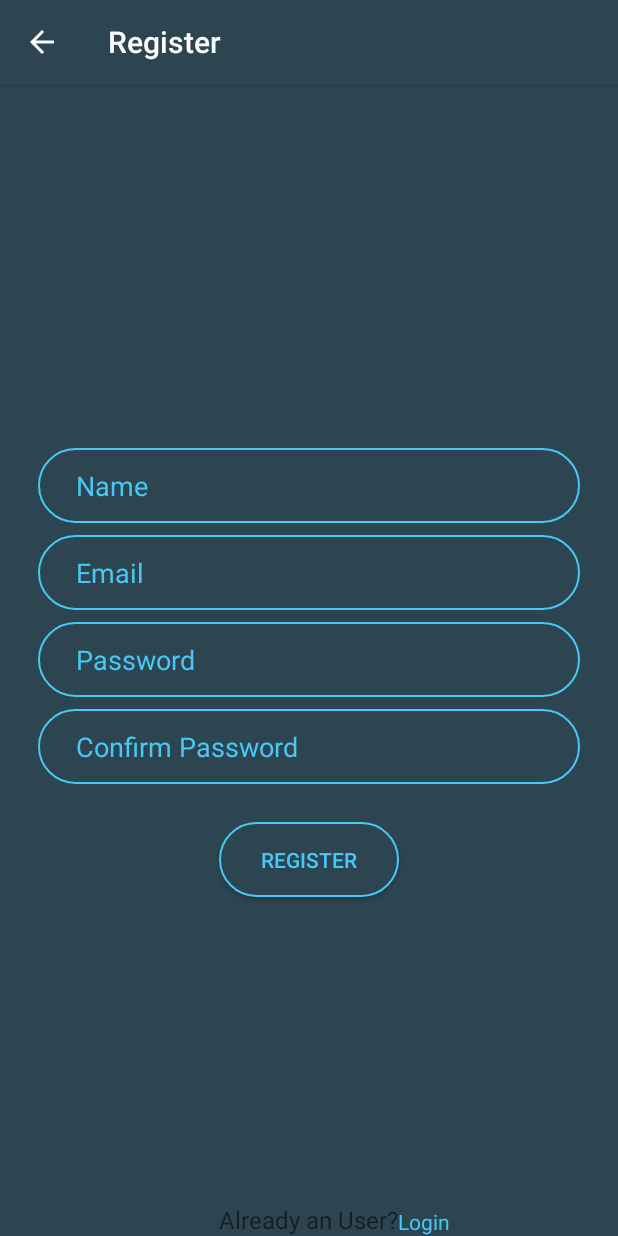
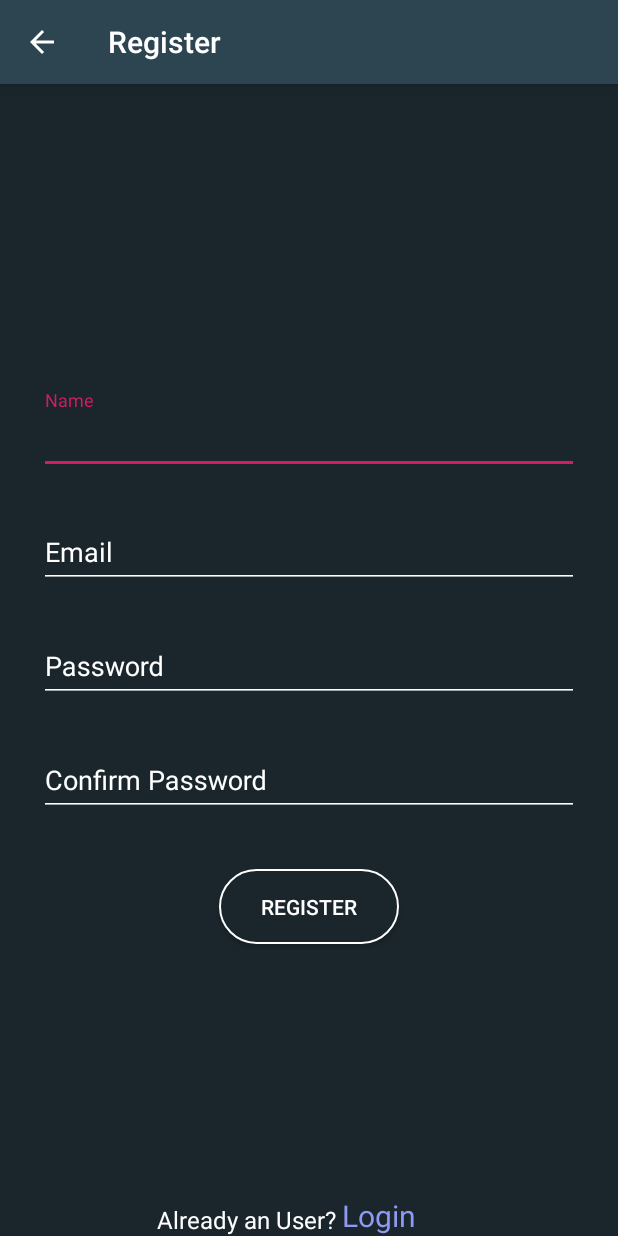
Before and after one commit to crowded-geek/Music-Player, an Android app: the RegisterActivity screen opened directly, with no data from a screen before it, on a phone screen of 412 x 824 dp. Run offline under Robolectric (Android 15) with nearby library versions, the phone set to English and light mode, and no system bars; our stand-ins replace Firebase (no records; nobody signed in at launch, a user with empty details on screens opened directly).

Commit message:
now working

```diff
--- a/app/src/main/res/drawable/background_edit.xml
+++ b/app/src/main/res/drawable/background_edit.xml
@@ -1,7 +1,7 @@
 <?xml version="1.0" encoding="utf-8"?>
 <shape xmlns:android="http://schemas.android.com/apk/res/android" android:shape="rectangle" >
     <corners android:radius="100dp" />
-    <solid android:color="#2D4551" />
+    <solid android:color="#1A262C" />
     <size android:width="120dp" android:height="50dp" />
-    <stroke android:width="1dp" android:color="#48C8F5" />
+    <stroke android:width="1dp" android:color="#fff" />
 </shape>
--- a/app/src/main/res/layout/activity_register.xml
+++ b/app/src/main/res/layout/activity_register.xml
@@ -4,74 +4,94 @@
     xmlns:tools="http://schemas.android.com/tools"
     android:layout_width="match_parent"
     android:layout_height="match_parent"
-    android:background="#2D4551"
+    android:background="#1A262C"
     tools:context=".RegisterActivity">
 
-    <EditText
+    <android.support.design.widget.TextInputLayout
         android:layout_width="match_parent"
-        android:layout_height="wrap_content"
-        android:hint="Name"
-        android:layout_marginLeft="25dp"
-        android:layout_marginRight="25dp"
-        android:paddingLeft="25dp"
-        android:layout_marginBottom="8dp"
+        android:id="@+id/name"
+        android:textColorHint="#fff"
+        android:padding="10dp"
+        android:layout_above="@id/email"
+        android:layout_height="wrap_content">
+        <android.support.design.widget.TextInputEditText
+            android:layout_width="match_parent"
+            android:id="@+id/name_user"
+            android:hint="Name"
+            android:layout_marginLeft="16dp"
+            android:layout_marginRight="16dp"
+            android:textColor="@android:color/white"
+            android:inputType="textCapWords"
+            android:backgroundTint="@android:color/white"
+            android:textColorHint="#fff"
+            android:layout_height="match_parent" />
+    </android.support.design.widget.TextInputLayout>
+
+    <android.support.design.widget.TextInputLayout
+        android:layout_width="match_parent"
+        android:id="@+id/email"
+        android:padding="10dp"
+        android:layout_above="@id/passworrd"
+        android:textColorHint="@android:color/white"
+        android:layout_height="wrap_content">
+        <android.support.design.widget.TextInputEditText
+            android:layout_width="match_parent"
+            android:id="@+id/email_user"
+            android:hint="Email"
+            android:layout_marginLeft="16dp"
+            android:layout_marginRight="16dp"
+            android:textColor="@android:color/white"
+            android:backgroundTint="@android:color/white"
+            android:textColorHint="@android:color/white"
+            android:layout_height="match_parent" />
+    </android.support.design.widget.TextInputLayout>
+
+    <android.support.design.widget.TextInputLayout
+        android:layout_width="match_parent"
+        android:id="@+id/passworrd"
+        android:padding="10dp"
         android:layout_centerHorizontal="true"
-        android:inputType="textCapWords"
-        android:textColor="#48C8F5"
-        android:textColorHint="#48C8F5"
-        android:id="@+id/name_user"
-        android:layout_above="@id/email_user"
-        android:background="@drawable/background_edit"/>
-
-    <EditText
+        android:textColorHint="@android:color/white"
+        android:layout_centerVertical="true"
+        android:layout_height="wrap_content">
+        <android.support.design.widget.TextInputEditText
+            android:layout_width="match_parent"
+            android:id="@+id/password_user"
+            android:hint="Password"
+            android:inputType="textPassword"
+            android:layout_marginLeft="16dp"
+            android:layout_marginRight="16dp"
+            android:textColor="@android:color/white"
+            android:backgroundTint="@android:color/white"
+            android:textColorHint="@android:color/white"
+            android:layout_height="match_parent" />
+    </android.support.design.widget.TextInputLayout>
+    <android.support.design.widget.TextInputLayout
         android:layout_width="match_parent"
-        android:layout_height="wrap_content"
-        android:hint="Email"
-        android:layout_marginLeft="25dp"
-        android:layout_marginRight="25dp"
-        android:paddingLeft="25dp"
-        android:textColor="#48C8F5"
-        android:textColorHint="#48C8F5"
-        android:layout_centerHorizontal="true"
-        android:id="@+id/email_user"
-        android:layout_above="@id/password_user"
-        android:background="@drawable/background_edit"/>
-    <EditText
-        android:layout_width="match_parent"
-        android:layout_height="wrap_content"
-        android:hint="Password"
-        android:id="@+id/password_user"
-        android:layout_marginLeft="25dp"
-        android:layout_marginRight="25dp"
-        android:paddingLeft="25dp"
-        android:textColor="#48C8F5"
-        android:textColorHint="#48C8F5"
-        android:layout_marginTop="8dp"
-        android:inputType="textPassword"
-        android:layout_centerVertical="true"
-        android:layout_centerHorizontal="true"
-        android:background="@drawable/background_edit"/>
-    <EditText
-        android:layout_width="match_parent"
-        android:layout_height="wrap_content"
-        android:background="@drawable/background_edit"
-        android:layout_marginLeft="25dp"
-        android:hint="Confirm Password"
-        android:paddingLeft="25dp"
-        android:textColor="#48C8F5"
-        android:textColorHint="#48C8F5"
-        android:layout_marginTop="8dp"
-        android:inputType="textPassword"
-        android:id="@+id/confirm_password"
-        android:layout_below="@id/password_user"
-        android:layout_marginRight="25dp"/>
+        android:padding="10dp"
+        android:id="@+id/confirm"
+        android:textColorHint="@android:color/white"
+        android:layout_below="@id/passworrd"
+        android:layout_height="wrap_content">
+        <android.support.design.widget.TextInputEditText
+            android:layout_width="match_parent"
+            android:id="@+id/confirm_password"
+            android:hint="Confirm Password"
+            android:layout_marginLeft="16dp"
+            android:inputType="textPassword"
+            android:layout_marginRight="16dp"
+            android:textColor="@android:color/white"
+            android:backgroundTint="@android:color/white"
+            android:textColorHint="@android:color/white"
+            android:layout_height="match_parent" />
+    </android.support.design.widget.TextInputLayout>
     <Button
         android:layout_width="wrap_content"
         android:layout_height="wrap_content"
         android:background="@drawable/background_edit"
-        android:layout_below="@id/confirm_password"
+        android:layout_below="@id/confirm"
         android:id="@+id/register"
-        android:textColor="#48C8F5"
+        android:textColor="#fff"
         android:textColorHint="#48C8F5"
         android:layout_centerHorizontal="true"
         android:layout_marginTop="25dp"
@@ -81,16 +101,26 @@
         android:layout_height="wrap_content"
         android:layout_alignParentBottom="true"
         android:textSize="16sp"
+        android:layout_toLeftOf="@id/ad"
+        android:textColor="#fff"
         android:id="@+id/already"
-        android:layout_centerHorizontal="true"
-        android:text="Already an User?"/>
+        android:text="Already an "/>
     <TextView
         android:layout_width="wrap_content"
         android:layout_height="wrap_content"
-        android:layout_toRightOf="@id/already"
+        android:layout_alignParentBottom="true"
+        android:textSize="16sp"
+        android:textColor="#fff"
+        android:id="@+id/ad"
+        android:layout_centerHorizontal="true"
+        android:text="User? "/>
+    <TextView
+        android:layout_width="wrap_content"
+        android:layout_height="wrap_content"
+        android:layout_toRightOf="@id/ad"
         android:id="@+id/login"
-        android:textColor="#48C8F5"
-        android:textColorHint="#48C8F5"
+        android:textSize="20sp"
+        android:textColor="#8e99f3"
         android:layout_alignParentBottom="true"
         android:text="Login"/>
 </RelativeLayout>
--- a/app/src/main/res/values/colors.xml
+++ b/app/src/main/res/values/colors.xml
@@ -1,7 +1,7 @@
 <?xml version="1.0" encoding="utf-8"?>
 <resources>
     <color name="colorPrimary">#2d4551</color>
-    <color name="colorPrimaryDark">#2f4441</color>
+    <color name="colorPrimaryDark">#1A262C</color>
     <color name="colorAccent">#D81B60</color>
     <color name="colorfav">#1D3D48</color>
 </resources>
```
Also changed, not shown: app/src/main/res/layout/activity_login.xml (+52 -32 lines).
